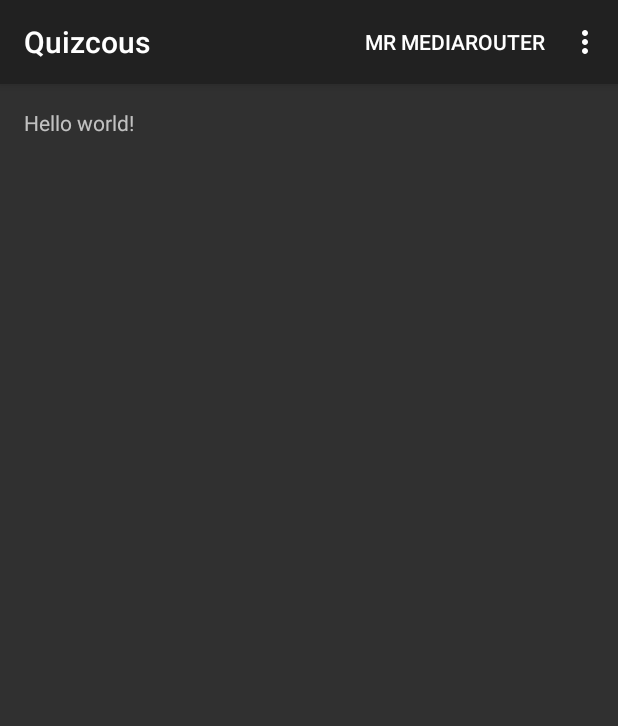
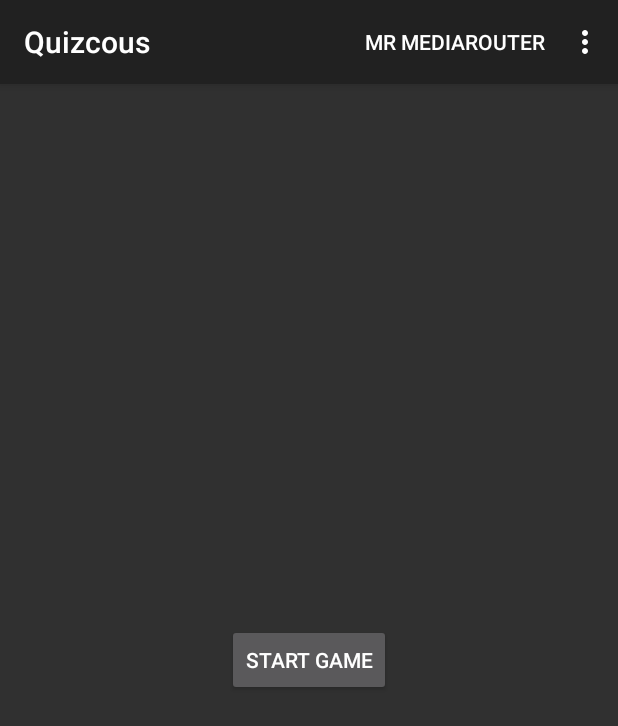
Before and after one commit to lillheaton/Quizcous, an Android app: the screen it shows after launch (MainActivity), on a phone screen of 412 x 824 dp. Shown: the top 726 px of the screen. Run offline under Robolectric (Android 15) with nearby library versions, the phone set to English and light mode, and no system bars; 6 statements that could not run were skipped.

Commit message:
Learning stuff

```diff
--- a/app/src/main/java/com/emilochhektor/quizcous/MainActivity.java
+++ b/app/src/main/java/com/emilochhektor/quizcous/MainActivity.java
@@ -1,5 +1,6 @@
 package com.emilochhektor.quizcous;
 
+import android.content.Intent;
 import android.os.Bundle;
 import android.support.v4.view.MenuItemCompat;
 import android.support.v7.app.ActionBarActivity;
@@ -9,6 +10,8 @@ import android.support.v7.media.MediaRouter;
 import android.util.Log;
 import android.view.Menu;
 import android.view.MenuItem;
+import android.view.View;
+import android.widget.Button;
 
 import com.google.android.gms.cast.Cast;
 import com.google.android.gms.cast.CastDevice;
@@ -21,7 +24,7 @@ import com.google.android.gms.common.api.Status;
 //import android.support.v7.media.MediaRouter;
 
 
-public class MainActivity extends ActionBarActivity {
+public class MainActivity extends ActionBarActivity implements View.OnClickListener{
 
     private static String TAG = "com.emilochhektor.quizcous.MainActivity";
     private static String APP_ID = "B7BD0161";
@@ -42,8 +45,16 @@ public class MainActivity extends ActionBarActivity {
     protected void onCreate(Bundle savedInstanceState) {
         super.onCreate(savedInstanceState);
         setContentView(R.layout.activity_main);
+        initMediaRouter();
 
-        initMediaRouter();
+        Button btn = (Button)findViewById(R.id.btn_start);
+        btn.setOnClickListener(this);
+    }
+
+    @Override
+    public void onClick(View v) {
+        Intent intent = new Intent(this, GameActivity.class);
+        startActivity(intent);
     }
 
 
@@ -130,9 +141,6 @@ public class MainActivity extends ActionBarActivity {
         }
     }
 
-
-
-
     public class MyMediaRouterCallback extends MediaRouter.Callback {
 
         @Override
--- a/app/src/main/res/layout/activity_main.xml
+++ b/app/src/main/res/layout/activity_main.xml
@@ -5,7 +5,12 @@
     android:paddingTop="@dimen/activity_vertical_margin"
     android:paddingBottom="@dimen/activity_vertical_margin" tools:context=".MainActivity">
 
-    <TextView android:text="@string/hello_world" android:layout_width="wrap_content"
-        android:layout_height="wrap_content" />
+    <Button
+        android:layout_width="wrap_content"
+        android:layout_height="wrap_content"
+        android:text="@string/start_game"
+        android:id="@+id/btn_start"
+        android:layout_centerVertical="true"
+        android:layout_centerHorizontal="true" />
 
 </RelativeLayout>
--- a/app/src/main/res/menu/menu_main.xml
+++ b/app/src/main/res/menu/menu_main.xml
@@ -1,6 +1,7 @@
 <menu xmlns:android="http://schemas.android.com/apk/res/android"
     xmlns:app="http://schemas.android.com/apk/res-auto"
-    xmlns:tools="http://schemas.android.com/tools" tools:context=".MainActivity">
+    xmlns:tools="http://schemas.android.com/tools"
+    tools:context="com.emilochhektor.quizcous.MainActivity">
 
     <item android:id="@+id/action_settings" android:title="@string/action_settings"
         android:orderInCategory="100" app:showAsAction="never" />
@@ -10,5 +11,4 @@
         android:title="@string/media_route_menu_title"
         app:actionProviderClass="android.support.v7.app.MediaRouteActionProvider"
         app:showAsAction="always"/>
-
 </menu>
--- a/app/src/main/res/values/strings.xml
+++ b/app/src/main/res/values/strings.xml
@@ -5,5 +5,7 @@
     <string name="hello_world">Hello world!</string>
     <string name="action_settings">Settings</string>
     <string name="media_route_menu_title">Mr Mediarouter</string>
+    <string name="start_game">Start Game</string>
+    <string name="title_activity_game">GameActivity</string>
 
 </resources>
```
Also changed, not shown: app/src/main/AndroidManifest.xml (+8 -2 lines), app/src/main/java/com/emilochhektor/quizcous/GameActivity.java (added, +70 -0 lines), app/src/main/res/layout/activity_game.xml (added, +17 -0 lines), app/src/main/res/layout/friend_item_template.xml (added, +11 -0 lines), 2 other files.
